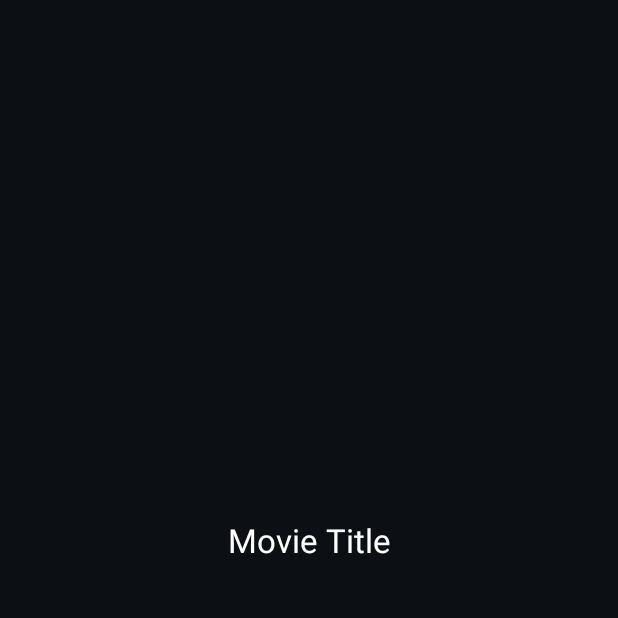
After one commit to FilipeCacho/ReelsCheck, an Android app: the fragment MovieDetailFragment shown on its own in the app's theme, on a phone screen of 412 x 824 dp, the top half of it. The commit adds this screen. Run offline under Robolectric (Android 15) with nearby library versions, the phone set to English and light mode, and no system bars; our stand-ins replace Room's generated code; pictures from the network do not load.

Commit message:
movie detail fragment

```diff
--- a/app/src/main/java/pt/ulusofona/deisi/cm2223/g21702361/MainMovieRecyclerManager.kt
+++ b/app/src/main/java/pt/ulusofona/deisi/cm2223/g21702361/MainMovieRecyclerManager.kt
@@ -158,8 +158,6 @@ class MainMovieRecyclerManager(
     }
 
 
-
-
     fun cancelAllActiveCalls() {
         for (call in activeCalls) {
             if (!call.isCanceled()) {
--- a/app/src/main/java/pt/ulusofona/deisi/cm2223/g21702361/MovieDao.kt
+++ b/app/src/main/java/pt/ulusofona/deisi/cm2223/g21702361/MovieDao.kt
@@ -30,6 +30,7 @@ interface MovieDao {
     @Query("SELECT * FROM movies WHERE recyclerViewId = :recyclerViewId")
     fun getMoviesByRecyclerViewId(recyclerViewId: Int): List<Movie>
 
-
+    @Query("SELECT * FROM movies WHERE imdbID = :imdbId")
+    suspend fun getMovieByImdbId(imdbId: String): Movie?
 
 }
--- /dev/null
+++ b/app/src/main/java/pt/ulusofona/deisi/cm2223/g21702361/MovieDetailFragment.kt
@@ -0,0 +1,69 @@
+package pt.ulusofona.deisi.cm2223.g21702361
+
+import android.os.Bundle
+import android.util.Log
+import android.view.LayoutInflater
+import android.view.View
+import android.view.ViewGroup
+import androidx.appcompat.app.AppCompatActivity
+import androidx.fragment.app.Fragment
+import androidx.lifecycle.lifecycleScope
+import com.bumptech.glide.Glide
+import kotlinx.coroutines.launch
+import pt.ulusofona.deisi.cm2223.g21702361.databinding.FragmentMovieDetailBinding
+import pt.ulusofona.deisi.cm2223.g21702361.AppDatabase // Import the AppDatabase class
+import pt.ulusofona.deisi.cm2223.g21702361.Movie // Import the Movie entity
+
+class MovieDetailFragment : Fragment() {
+    private lateinit var binding: FragmentMovieDetailBinding
+    private lateinit var db: AppDatabase
+
+    override fun onCreateView(
+        inflater: LayoutInflater,
+        container: ViewGroup?,
+        savedInstanceState: Bundle?
+    ): View {
+        Log.d("MovieDetailFragment", "onCreateView called")
+        binding = FragmentMovieDetailBinding.inflate(inflater, container, false)
+        (activity as? AppCompatActivity)?.supportActionBar?.hide()
+
+        return binding.root
+    }
+
+    override fun onViewCreated(view: View, savedInstanceState: Bundle?) {
+        super.onViewCreated(view, savedInstanceState)
+        Log.d("MovieDetailFragment", "onViewCreated called")
+
+        db = AppDatabase.getDatabase(requireContext())
+
+        val movieImdbId = arguments?.getString("movieImdbId")
+        if (movieImdbId != null) {
+            Log.d("MovieDetailFragment", "Fetching movie details for IMDb ID: $movieImdbId")
+            viewLifecycleOwner.lifecycleScope.launch {
+                try {
+                    val movie = getMovieByImdbId(movieImdbId)
+                    if (movie != null) {
+                        Log.d("MovieDetailFragment", "Movie details fetched successfully: $movie")
+                        binding.titleTextView.text = movie.title
+                        Log.d("MovieDetailFragment", "Movie title set: ${movie.title}")
+                        Glide.with(requireContext())
+                            .load(movie.poster)
+                            .into(binding.posterImageView)
+                        Log.d("MovieDetailFragment", "Movie poster loaded: ${movie.poster}")
+                    } else {
+                        Log.d("MovieDetailFragment", "Movie not found in database")
+                    }
+                } catch (e: Exception) {
+                    Log.e("MovieDetailFragment", "Error fetching movie details: ${e.message}")
+                }
+            }
+        } else {
+            Log.d("MovieDetailFragment", "No movie IMDb ID provided")
+        }
+    }
+
+    private suspend fun getMovieByImdbId(imdbId: String): Movie? {
+        Log.d("MovieDetailFragment", "Fetching movie details from database for IMDb ID: $imdbId")
+        return db.movieDao().getMovieByImdbId(imdbId)
+    }
+}
--- /dev/null
+++ b/app/src/main/res/layout/fragment_movie_detail.xml
@@ -0,0 +1,43 @@
+<androidx.constraintlayout.widget.ConstraintLayout xmlns:android="http://schemas.android.com/apk/res/android"
+    xmlns:app="http://schemas.android.com/apk/res-auto"
+    xmlns:tools="http://schemas.android.com/tools"
+    android:layout_width="match_parent"
+    android:layout_height="match_parent"
+    android:background="@color/slightlyBlack"
+    tools:context=".MovieDetailFragment">
+
+    <!-- FrameLayout as a container for the ImageView -->
+    <FrameLayout
+        android:id="@+id/frameLayoutPoster"
+        android:layout_width="0dp"
+        android:layout_height="0dp"
+        app:layout_constraintTop_toTopOf="parent"
+        app:layout_constraintStart_toStartOf="parent"
+        app:layout_constraintEnd_toEndOf="parent"
+        app:layout_constraintHeight_percent="0.4">
+
+        <!-- Movie Poster inside the FrameLayout -->
+        <ImageView
+            android:id="@+id/posterImageView"
+            android:layout_width="match_parent"
+            android:layout_height="wrap_content"
+            android:adjustViewBounds="true"
+            android:scaleType="centerCrop"
+            android:layout_gravity="top" />
+
+    </FrameLayout>
+
+    <!-- Movie Title -->
+    <TextView
+        android:id="@+id/titleTextView"
+        android:layout_width="wrap_content"
+        android:layout_height="wrap_content"
+        android:layout_marginTop="16dp"
+        android:text="Movie Title"
+        android:textColor="@color/white"
+        android:textAppearance="@style/TextAppearance.AppCompat.Large"
+        app:layout_constraintTop_toBottomOf="@id/frameLayoutPoster"
+        app:layout_constraintStart_toStartOf="parent"
+        app:layout_constraintEnd_toEndOf="parent" />
+
+</androidx.constraintlayout.widget.ConstraintLayout>
--- a/app/src/main/res/values/strings.xml
+++ b/app/src/main/res/values/strings.xml
@@ -1,3 +1,5 @@
 <resources>
     <string name="app_name">Reels Check</string>
+    <!-- TODO: Remove or change this placeholder text -->
+    <string name="hello_blank_fragment">Hello blank fragment</string>
 </resources>
```
Also changed, not shown: app/src/main/java/pt/ulusofona/deisi/cm2223/g21702361/MainActivity.kt (+34 -16 lines), app/src/main/java/pt/ulusofona/deisi/cm2223/g21702361/MainRecyclerViewSetupManager.kt (+12 -11 lines), app/src/main/java/pt/ulusofona/deisi/cm2223/g21702361/MovieAdapter.kt (+11 -4 lines), app/src/main/res/drawable/rounded_corner_background.xml (added, +7 -0 lines), app/src/main/res/layout/activity_main.xml (+16 -0 lines).
